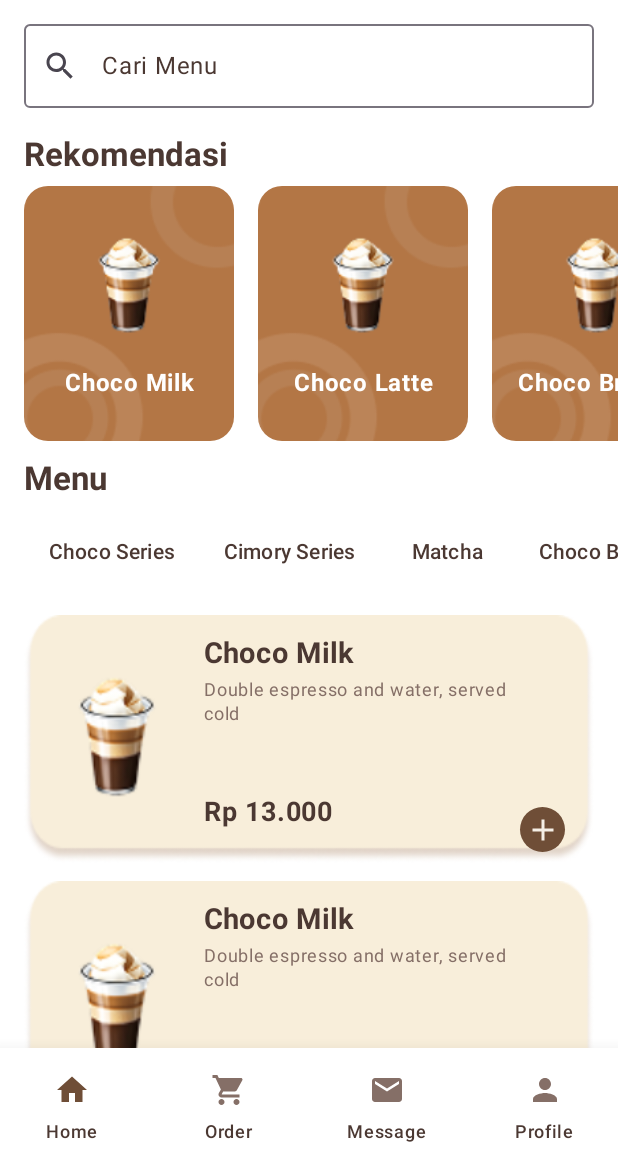
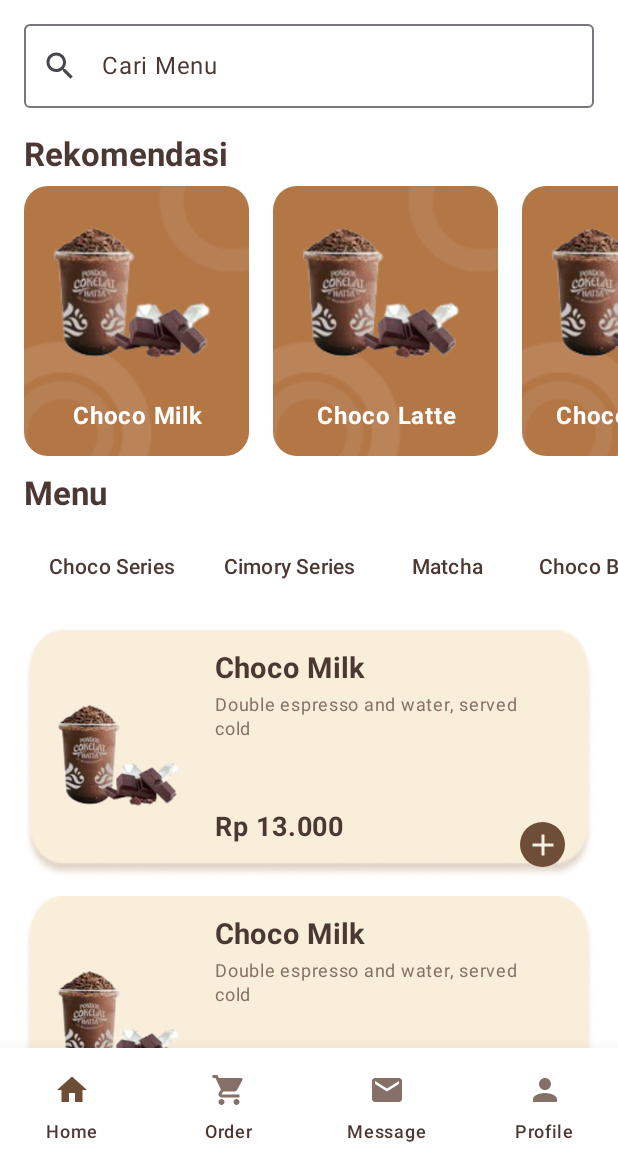
Before and after one commit to NazmiHakim/PolattaApp, an Android app built with Jetpack Compose: the screen it shows after launch (MainActivity), on a phone screen of 412 x 824 dp, the part 68-1236 px from its top. Run offline under Robolectric (Android 15) with nearby library versions, the phone set to English and light mode, and no system bars.

Commit message:
landing page update

```diff
--- a/app/src/main/java/com/example/pondokcokelathatta/ui/components/MenuList.kt
+++ b/app/src/main/java/com/example/pondokcokelathatta/ui/components/MenuList.kt
@@ -57,7 +57,7 @@ fun MenuCard(item: MenuItem) {
                 painter = painterResource(id = item.imageRes),
                 contentDescription = item.name,
                 modifier = Modifier
-                    .size(100.dp)
+                    .size(107.dp)
                     .padding(end = 16.dp),
                 contentScale = ContentScale.Crop
             )
--- a/app/src/main/java/com/example/pondokcokelathatta/ui/components/Recommendation.kt
+++ b/app/src/main/java/com/example/pondokcokelathatta/ui/components/Recommendation.kt
@@ -46,8 +46,8 @@ fun RecommendationSection(recommendations: List<MenuItem>) {
 fun RecommendationCard(item: MenuItem) {
     Card(
         modifier = Modifier
-            .width(140.dp)
-            .height(170.dp),
+            .width(150.dp)
+            .height(180.dp),
         shape = RoundedCornerShape(16.dp),
         colors = CardDefaults.cardColors(containerColor = Color.Transparent) // Membuat kontainer transparan untuk menampilkan gambar latar Box
     ) {
@@ -67,17 +67,18 @@ fun RecommendationCard(item: MenuItem) {
                     painter = painterResource(id = item.imageRes),
                     contentDescription = item.name,
                     modifier = Modifier
-                        .height(80.dp)
+                        .height(140.dp)
                         .fillMaxWidth()
-                        .padding(horizontal = 8.dp),
+                        .padding(bottom = 1.dp),
                     contentScale = ContentScale.Fit
                 )
-                Spacer(Modifier.height(12.dp))
                 Text(
                     text = item.name,
                     textAlign = TextAlign.Center,
                     fontWeight = FontWeight.Bold,
-                    color = Color.White // Teks tetap putih
+                    color = Color.White, // Teks tetap putih
+                    modifier = Modifier
+                        .padding(bottom = 14.dp)
                 )
             }
         }
```
Also changed, not shown: app/src/main/res/drawable/choco_milk.png.
